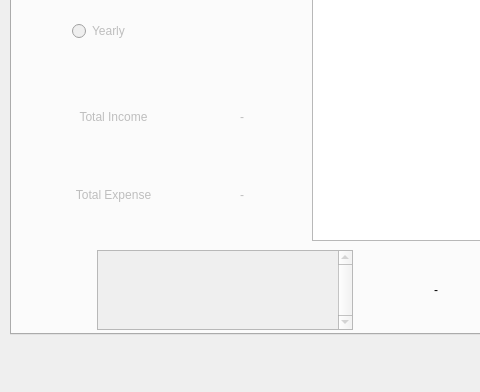
Before: the Qt Designer form mainwindow.ui in MacPiston/HomePot, drawn with Qt 5; both pictures show x 0 to 480 and y 245 to 637 of the 811 by 637 pixel window.
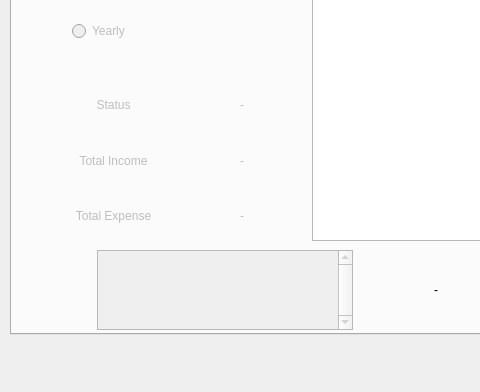
After: the same form once the commit is applied. The open tabs and pages were chosen to show the change. Custom widgets are drawn as their Qt base class.

What changed in the file:
```diff
--- a/mainwindow.ui
+++ b/mainwindow.ui
@@ -177,10 +177,40 @@
         <x>40</x>
         <y>260</y>
         <width>251</width>
-        <height>151</height>
+        <height>161</height>
        </rect>
       </property>
       <layout class="QVBoxLayout" name="verticalLayout">
+       <item>
+        <layout class="QHBoxLayout" name="statusHorizontal">
+         <item>
+          <widget class="QLabel" name="status">
+           <property name="enabled">
+            <bool>false</bool>
+           </property>
+           <property name="text">
+            <string>Status</string>
+           </property>
+           <property name="alignment">
+            <set>Qt::AlignCenter</set>
+           </property>
+          </widget>
+         </item>
+         <item>
+          <widget class="QLabel" name="statusValue">
+           <property name="enabled">
+            <bool>false</bool>
+           </property>
+           <property name="text">
+            <string>-</string>
+           </property>
+           <property name="alignment">
+            <set>Qt::AlignCenter</set>
+           </property>
+          </widget>
+         </item>
+        </layout>
+       </item>
        <item>
         <layout class="QHBoxLayout" name="totalIncomeHorizontal">
          <item>
```
Left out of the diff: 16 changed lines with no effect on the pictures.
